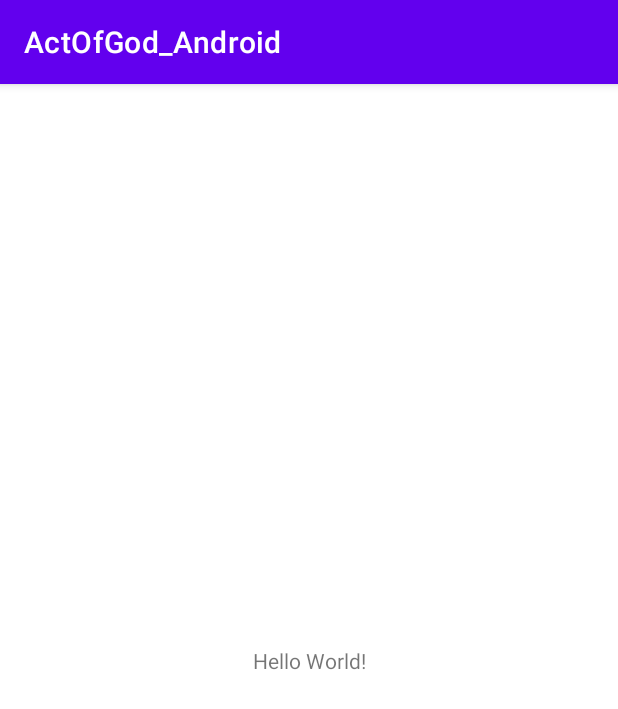
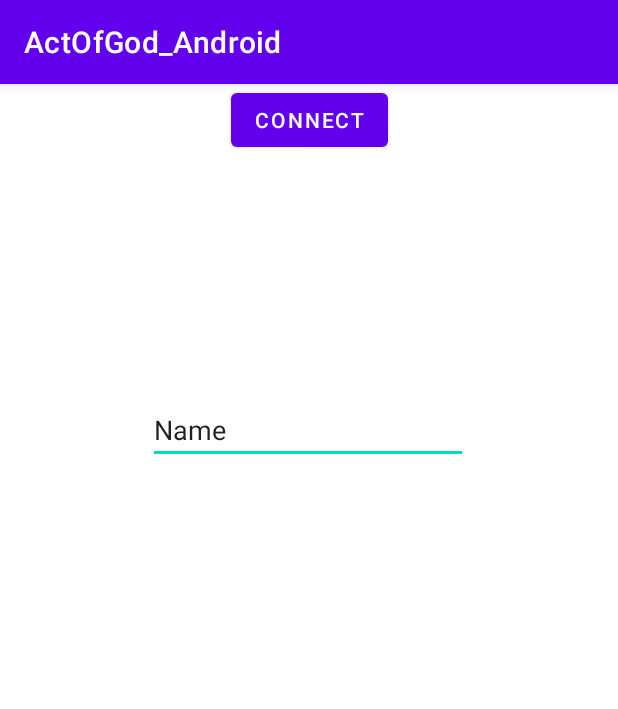
Before and after one commit to ahmettyavzz/ActOfGod_Android, an Android app: the screen it shows after launch (MainActivity), on a phone screen of 412 x 824 dp. Shown: the top 709 px of the screen. Run offline under Robolectric (Android 15) with nearby library versions, the phone set to English and light mode, and no system bars.

Commit message:
add plain text and button

```diff
--- a/app/src/main/res/layout/activity_main.xml
+++ b/app/src/main/res/layout/activity_main.xml
@@ -6,13 +6,20 @@
         android:layout_width="match_parent"
         android:layout_height="match_parent"
         tools:context=".MainActivity">
-    <TextView
+    <EditText
             android:layout_width="wrap_content"
             android:layout_height="wrap_content"
-            android:text="Hello World!"
-            app:layout_constraintBottom_toBottomOf="parent"
+            android:inputType="textPersonName"
+            android:text="Name"
+            android:ems="10"
+            android:id="@+id/editTextName"
+            app:layout_constraintTop_toTopOf="parent" app:layout_constraintStart_toStartOf="parent"
+            android:layout_marginTop="208dp" app:layout_constraintEnd_toEndOf="parent"
+            app:layout_constraintHorizontal_bias="0.497"/>
+    <Button
+            android:text="Connect"
+            android:layout_width="wrap_content"
+            android:layout_height="wrap_content" android:id="@+id/button_connect"
             app:layout_constraintStart_toStartOf="parent"
-            app:layout_constraintEnd_toEndOf="parent"
-            app:layout_constraintTop_toTopOf="parent"/>
-
+            app:layout_constraintEnd_toEndOf="parent" android:onClick="connect" tools:layout_editor_absoluteY="394dp"/>
 </androidx.constraintlayout.widget.ConstraintLayout>
```
